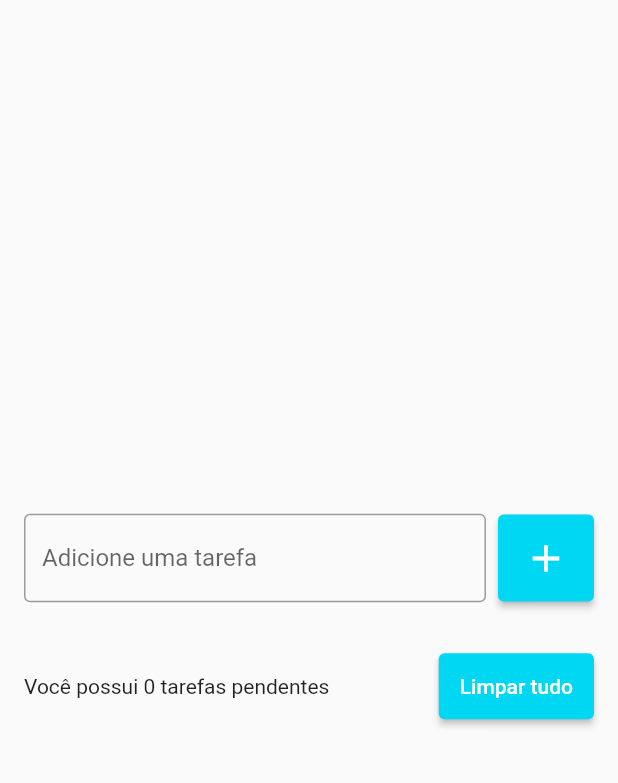
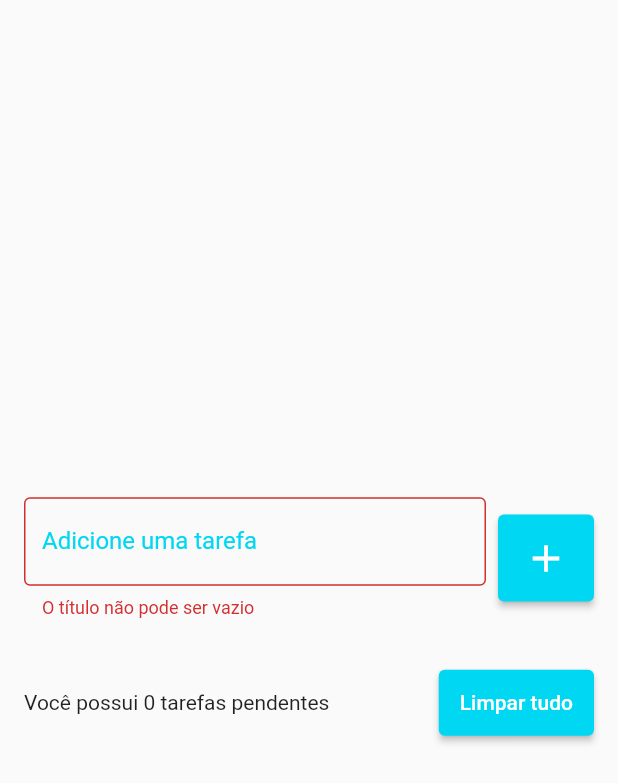
Before and after one commit to wilker123/TodoList_flutter, a Flutter app: the screen it shows after launch, after a tap on the "add" icon, on a phone screen of 412 x 824 dp. Shown: the top 783 px of the screen. Run offline on Flutter 3.47's test engine with Material 2 defaults, Android fonts, the phone set to English and light mode, and no system bars; our stand-ins replace flutter_slidable, shared_preferences.

Commit message:
Refactoring validations todoListPage

```diff
--- a/todo_list/lib/main.dart
+++ b/todo_list/lib/main.dart
@@ -10,7 +10,7 @@ class MyApp extends StatelessWidget {
 
   @override
   Widget build(BuildContext context) {
-    return MaterialApp(
+    return const MaterialApp(
       debugShowCheckedModeBanner: false,
       home: TodoListPage(),
     );
--- a/todo_list/lib/pages/todo_list_page.dart
+++ b/todo_list/lib/pages/todo_list_page.dart
@@ -17,6 +17,8 @@ class _TodoListPageState extends State<TodoListPage> {
   List<Todo> todos = [];
   Todo? deletedTodo;
   int? deletedTodoPos;
+
+  String? errorText;
 
   @override
   void initState() {
@@ -45,11 +47,17 @@ class _TodoListPageState extends State<TodoListPage> {
                     Expanded(
                       child: TextField(
                         controller: todoController,
-                        decoration: const InputDecoration(
-                          border: OutlineInputBorder(),
-                          labelText: "Adicione uma tarefa",
-                          hintText: "Ex. Estudar flutter",
-                        ),
+                        decoration: InputDecoration(
+                            border: const OutlineInputBorder(),
+                            labelText: "Adicione uma tarefa",
+                            hintText: "Ex. Estudar flutter",
+                            errorText: errorText,
+                            focusedBorder: const OutlineInputBorder(
+                              borderSide: BorderSide(
+                                  color: Color(0xff00d7f3), width: 2),
+                            ),
+                            labelStyle:
+                                const TextStyle(color: Color(0xff00d7f3))),
                       ),
                     ),
                     const SizedBox(
@@ -58,12 +66,20 @@ class _TodoListPageState extends State<TodoListPage> {
                     ElevatedButton(
                       onPressed: () {
                         String text = todoController.text;
+
+                        if (text.isEmpty) {
+                          setState(() {
+                            errorText = 'O título não pode ser vazio';
+                          });
+                          return;
+                        }
+
                         setState(() {
                           Todo newTodo =
                               Todo(title: text, dateTime: DateTime.now());
-                          if (newTodo.title != "") {
-                            todos.add(newTodo);
-                          }
+
+                          todos.add(newTodo);
+                          errorText = null;
                         });
                         todoController.clear();
                         todoRepository.saveTodoList(todos);
```
